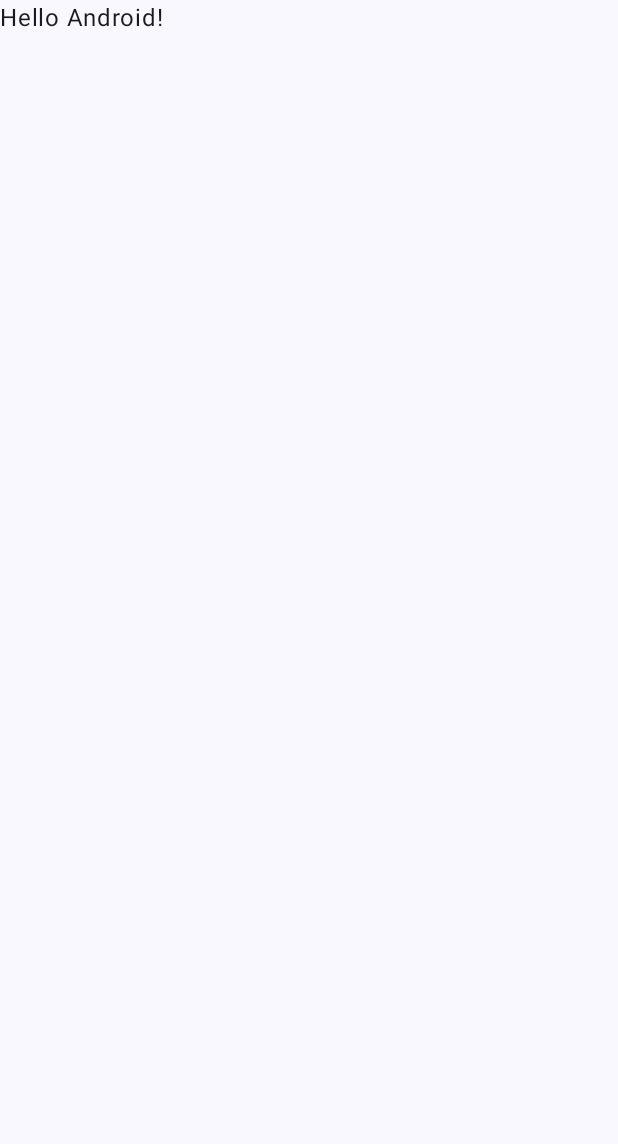
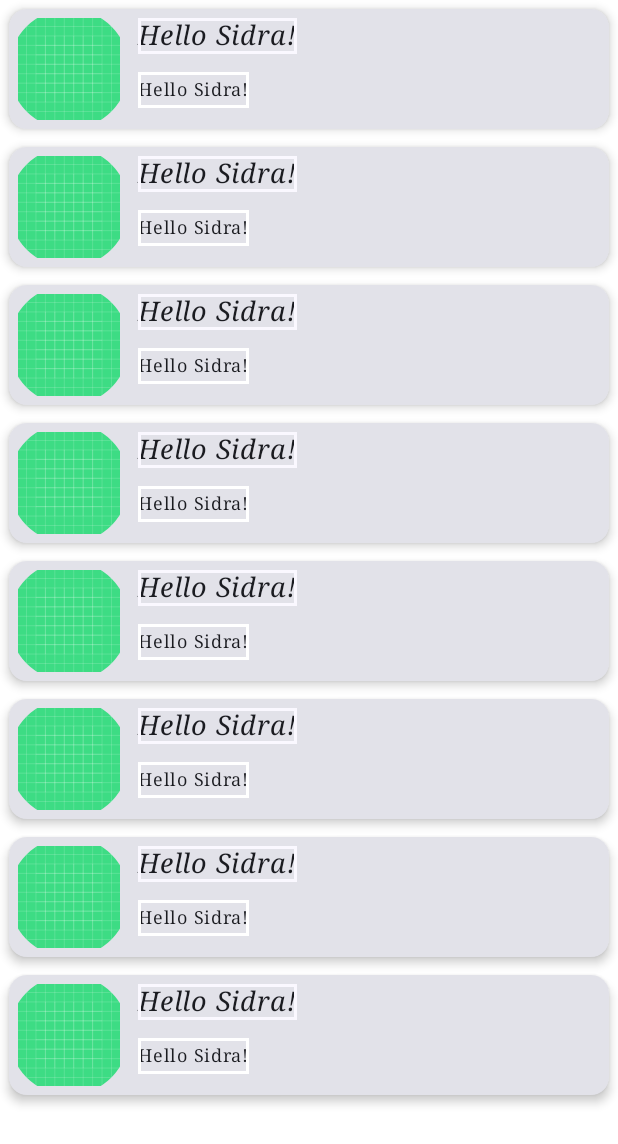
Before and after one commit to sidrajawaid/JetpackComposePractice, an Android app built with Jetpack Compose: the screen it shows after launch (MainActivity), on a phone screen of 412 x 824 dp. Before the commit the part shown is almost empty. Shown: the top 1144 px of the screen. Run offline under Robolectric (Android 15) with nearby library versions, the phone set to English and light mode, and no system bars.

Commit message:
Created a list of items using lazyColumn for recyclerview type of view rather than using recycler view.

```diff
--- a/app/src/main/java/com/example/jetpackcomposetutorial/MainActivity.kt
+++ b/app/src/main/java/com/example/jetpackcomposetutorial/MainActivity.kt
@@ -1,16 +1,43 @@
 package com.example.jetpackcomposetutorial
 
 import android.os.Bundle
+import android.util.Log.d
 import androidx.activity.ComponentActivity
 import androidx.activity.compose.setContent
+import androidx.compose.foundation.Image
+import androidx.compose.foundation.border
+import androidx.compose.foundation.clickable
+import androidx.compose.foundation.layout.Column
+import androidx.compose.foundation.layout.Row
 import androidx.compose.foundation.layout.fillMaxSize
+import androidx.compose.foundation.layout.fillMaxWidth
+import androidx.compose.foundation.layout.padding
+import androidx.compose.foundation.layout.size
+import androidx.compose.foundation.layout.wrapContentHeight
+import androidx.compose.foundation.layout.wrapContentWidth
+import androidx.compose.foundation.lazy.LazyColumn
+import androidx.compose.foundation.lazy.items
+import androidx.compose.foundation.rememberScrollState
+import androidx.compose.foundation.shape.CircleShape
+import androidx.compose.foundation.verticalScroll
+import androidx.compose.material3.Card
+import androidx.compose.material3.CardDefaults
 import androidx.compose.material3.MaterialTheme
 import androidx.compose.material3.Surface
 import androidx.compose.material3.Text
 import androidx.compose.runtime.Composable
 import androidx.compose.ui.Modifier
+import androidx.compose.ui.draw.clip
+import androidx.compose.ui.graphics.RectangleShape
+import androidx.compose.ui.layout.ContentScale
+import androidx.compose.ui.res.painterResource
+import androidx.compose.ui.text.font.FontFamily
+import androidx.compose.ui.text.font.FontStyle
 import androidx.compose.ui.tooling.preview.Preview
+import androidx.compose.ui.unit.dp
+import androidx.compose.ui.unit.sp
 import com.example.jetpackcomposetutorial.ui.theme.JetpackComposeTutorialTheme
+
 
 class MainActivity : ComponentActivity() {
     override fun onCreate(savedInstanceState: Bundle?) {
@@ -20,9 +47,10 @@ class MainActivity : ComponentActivity() {
                 // A surface container using the 'background' color from the theme
                 Surface(
                     modifier = Modifier.fillMaxSize(),
-                    color = MaterialTheme.colorScheme.background
-                ) {
-                    Greeting("Android")
+                    color = MaterialTheme.colorScheme.onSecondary,
+
+                    ) {
+                    UserList()
                 }
             }
         }
@@ -31,16 +59,118 @@ class MainActivity : ComponentActivity() {
 
 @Composable
 fun Greeting(name: String, modifier: Modifier = Modifier) {
-    Text(
-        text = "Hello $name!",
-        modifier = modifier
-    )
+
+    Card(
+        elevation = CardDefaults.cardElevation(4.dp),
+        modifier = Modifier
+            .fillMaxWidth()
+            .wrapContentHeight()
+            .padding(6.dp)
+    ) {
+
+
+        Row(
+            modifier = modifier
+                .fillMaxWidth()
+                .wrapContentHeight()
+        ) {
+
+            Column(
+                modifier = modifier
+                    .wrapContentHeight()
+                    .wrapContentWidth()
+            ) {
+                Image(
+                    painter = painterResource(id = R.drawable.ic_launcher_background),
+                    contentDescription = "",
+                    contentScale = ContentScale.Crop,
+                    modifier = modifier
+                        .size(80.dp)
+                        .clip(CircleShape)
+                        .padding(6.dp)
+                )
+            }
+
+
+            Column(
+                modifier = modifier
+                    .wrapContentHeight()
+                    .wrapContentWidth()
+            ) {
+
+                Text(
+                    text = "Hello $name!",
+                    fontSize = 18.sp,
+                    fontStyle = FontStyle.Italic,
+                    fontFamily = FontFamily.Serif,
+                    modifier = Modifier
+                        .padding(6.dp)
+                        .border(2.dp, MaterialTheme.colorScheme.background, RectangleShape)
+                        .clickable {
+                            generateToast()
+                        }
+
+                )
+
+                Text(
+                    text = "Hello $name!",
+                    fontSize = 12.sp,
+                    fontFamily = FontFamily.Serif,
+                    modifier = Modifier
+                        .padding(6.dp)
+                        .border(2.dp, MaterialTheme.colorScheme.onSecondary, RectangleShape)
+                        .clickable {
+                            generateToast()
+                        }
+
+                )
+
+            }
+
+        }
+    }
+
+}
+
+data class User( val id: Int )
+
+val userList= listOf(
+    User(1),
+    User(1),
+    User(1),
+    User(1),
+    User(1),
+    User(1),
+    User(1),
+    User(1)
+)
+@Composable
+fun UserList(){
+    // Column(modifier = Modifier.verticalScroll(rememberScrollState())) {
+
+    /*for(i in 1..10)
+        Greeting(name = "Sidra")
+
+        //   }
+        */
+
+    LazyColumn{
+        items(userList){ user->
+            Greeting(name = "Sidra")
+
+
+        }
+    }
+}
+
+fun generateToast() {
+    d("<><>","Item clicked")
 }
 
 @Preview(showBackground = true)
 @Composable
 fun GreetingPreview() {
     JetpackComposeTutorialTheme {
-        Greeting("Android")
+        UserList()
     }
 }
```
